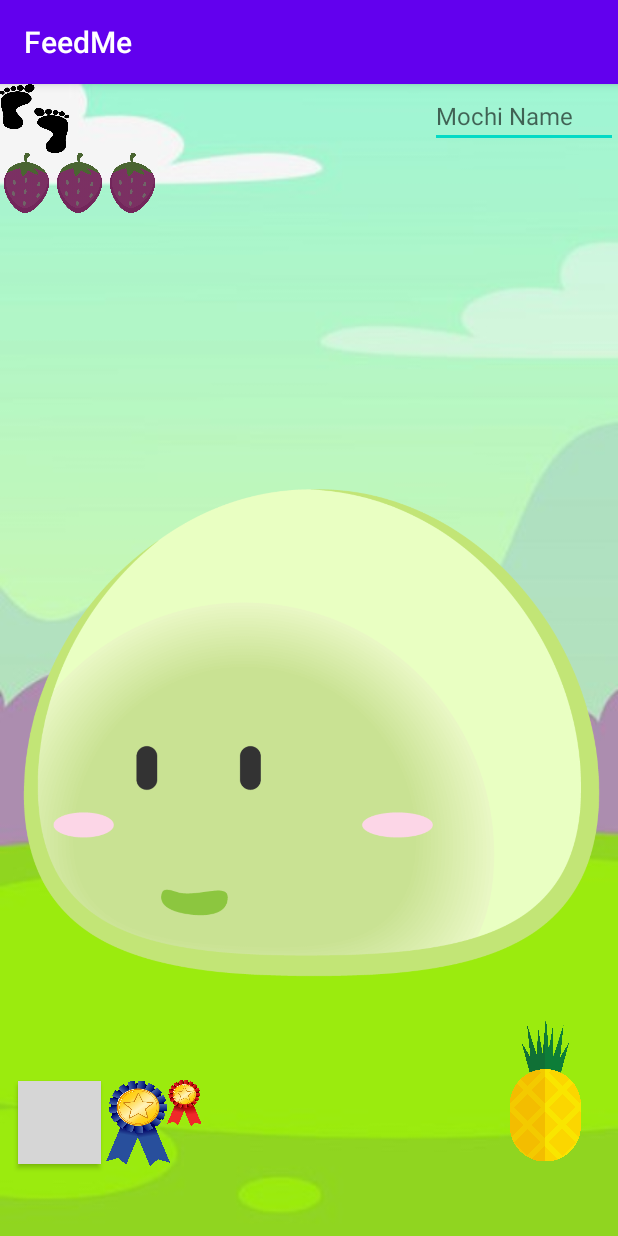
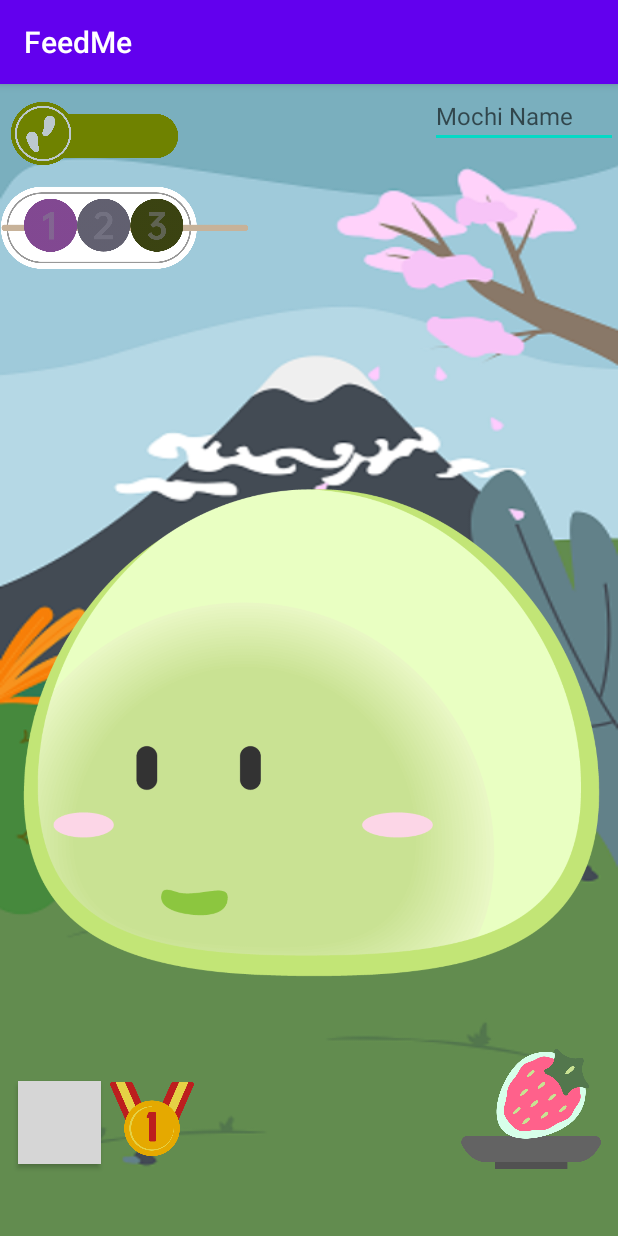
Before and after one commit to Seekerzero/FeedMe, an Android app: the screen it shows after launch (MainActivity), on a phone screen of 412 x 824 dp. Run offline under Robolectric (Android 15) with nearby library versions, the light colour scheme and no system bars; 4 statements that could not run were skipped; grey boxes are pictures that could not be loaded.

Commit message:
Added new icons and background image

```diff
--- a/app/src/main/java/com/example/feedme/MainActivity.kt
+++ b/app/src/main/java/com/example/feedme/MainActivity.kt
@@ -173,7 +173,7 @@ class MainActivity : AppCompatActivity() {
                 } else if (mealsEaten == 2) {
                     food_tracker_icon_2.clearColorFilter()
                     mochi_icon.setImageResource(R.drawable.green_mochi_happy)
-                } else if (mealsEaten == 3) {
+                } else if (mealsEaten >= 3) {
                     food_tracker_icon_3.clearColorFilter()
                     mochi_icon.setImageResource(R.drawable.green_mochi_super_happy)
                 }
--- a/app/src/main/res/layout/activity_awards.xml
+++ b/app/src/main/res/layout/activity_awards.xml
@@ -4,7 +4,7 @@
     xmlns:tools="http://schemas.android.com/tools"
     android:layout_width="match_parent"
     android:layout_height="match_parent"
-    android:background="@drawable/background_holder"
+    android:background="@drawable/background"
     tools:context=".AwardsActivity">
 
     <TextView
@@ -13,7 +13,7 @@
         android:layout_height="wrap_content"
         android:paddingRight="30dp"
         android:text="Achievements!"
-        android:textColor="@color/blue"
+        android:textColor="@color/white"
         android:textSize="50sp"
         app:layout_constraintEnd_toEndOf="parent"
         app:layout_constraintHorizontal_bias="0.5"
--- a/app/src/main/res/layout/activity_main.xml
+++ b/app/src/main/res/layout/activity_main.xml
@@ -4,59 +4,82 @@
     xmlns:tools="http://schemas.android.com/tools"
     android:layout_width="match_parent"
     android:layout_height="match_parent"
-    android:background="@drawable/background_holder"
+    android:background="@drawable/background"
     tools:context=".MainActivity">
+
+
+    <ImageView
+        android:id="@+id/food_dish"
+        android:layout_width="119dp"
+        android:layout_height="112dp"
+        android:src="@drawable/food_dish"
+        app:layout_constraintBottom_toBottomOf="parent"
+        app:layout_constraintEnd_toEndOf="parent" />
+
+    <ImageView
+        android:id="@+id/food_tracker_holder"
+        android:layout_width="166dp"
+        android:layout_height="60dp"
+        android:src="@drawable/food_tracker_background"
+        app:layout_constraintStart_toStartOf="parent"
+        app:layout_constraintTop_toBottomOf="@+id/step_tracker_icon" />
 
     <ImageView
         android:id="@+id/food_icon"
         android:layout_width="100dp"
         android:layout_height="146dp"
         android:paddingBottom="50dp"
-        android:src="@drawable/pineapple"
+        android:src="@drawable/food_icon"
         app:layout_constraintBottom_toBottomOf="parent"
         app:layout_constraintEnd_toEndOf="parent" />
+
+    <ImageView
+        android:id="@+id/food_tracker_icon2"
+        android:layout_width="35dp"
+        android:layout_height="40dp"
+        android:layout_marginTop="8dp"
+        android:src="@drawable/food_tracker_icon2"
+        app:layout_constraintStart_toEndOf="@+id/food_tracker_icon1"
+        app:layout_constraintTop_toTopOf="@+id/food_tracker_holder" />
 
     <ImageView
         android:id="@+id/food_tracker_icon3"
         android:layout_width="35dp"
         android:layout_height="40dp"
-        android:src="@drawable/strawberry"
+        android:layout_marginTop="8dp"
+        android:src="@drawable/food_tracker_icon3"
         app:layout_constraintStart_toEndOf="@+id/food_tracker_icon2"
-        app:layout_constraintTop_toBottomOf="@+id/step_tracker_icon" />
-
-    <ImageView
-        android:id="@+id/food_tracker_icon2"
-        android:layout_width="35dp"
-        android:layout_height="40dp"
-        android:src="@drawable/strawberry"
-        app:layout_constraintStart_toEndOf="@+id/food_tracker_icon1"
-        app:layout_constraintTop_toBottomOf="@+id/step_tracker_icon" />
+        app:layout_constraintTop_toTopOf="@+id/food_tracker_holder" />
 
     <ImageView
         android:id="@+id/food_tracker_icon1"
         android:layout_width="35dp"
         android:layout_height="40dp"
-        android:src="@drawable/strawberry"
+        android:layout_marginStart="16dp"
+        android:layout_marginTop="8dp"
+        android:src="@drawable/food_tracker_icon1"
         app:layout_constraintStart_toStartOf="parent"
-        app:layout_constraintTop_toBottomOf="@+id/step_tracker_icon" />
+        app:layout_constraintTop_toTopOf="@+id/food_tracker_holder" />
 
     <ImageView
         android:id="@+id/step_tracker_icon"
-        android:layout_width="46dp"
-        android:layout_height="46dp"
+        android:layout_width="126dp"
+        android:layout_height="66dp"
         android:background="@drawable/footprint"
         app:layout_constraintStart_toStartOf="parent"
         app:layout_constraintTop_toTopOf="parent" />
 
     <TextView
         android:id="@+id/step_tracker_number"
-        android:layout_width="wrap_content"
-        android:layout_height="46dp"
+        android:layout_width="76dp"
+        android:layout_height="37dp"
+        android:layout_marginTop="16dp"
+        android:paddingLeft="20dp"
         android:textAlignment="center"
-        android:paddingLeft="20dp"
         android:textSize="30sp"
-        app:layout_constraintStart_toEndOf="@id/step_tracker_icon"
-        app:layout_constraintTop_toTopOf="parent"/>
+        android:textColor="@color/white"
+        app:layout_constraintEnd_toEndOf="@+id/step_tracker_icon"
+        app:layout_constraintTop_toTopOf="parent" />
 
     <Button
         android:id="@+id/awards_icon"
@@ -93,13 +116,13 @@
         android:id="@+id/mochi_name"
         android:layout_width="wrap_content"
         android:layout_height="wrap_content"
+        android:hint="Mochi Name"
         android:paddingRight="30dp"
         android:textColor="@color/blue"
         android:textSize="16sp"
         app:layout_constraintEnd_toEndOf="parent"
         app:layout_constraintTop_toTopOf="parent"
-        tools:text="Mochi Name"
-        android:hint="Mochi Name" />
+        tools:text="Mochi Name" />
 
     <TextView
         android:id="@+id/mochi_age"
```
Also changed, not shown: app/src/main/res/layout/activity_instructions.xml (+16 -11 lines), app/src/main/res/drawable/awards.png, app/src/main/res/drawable/background.png (added), app/src/main/res/drawable/background_holder.jpg (deleted), app/src/main/res/drawable/background_holder.png (added), app/src/main/res/drawable/background_smaller.png (added), app/src/main/res/drawable/food_dish.png (added), app/src/main/res/drawable/food_icon.png (added), app/src/main/res/drawable/food_tracker_background.png (added), app/src/main/res/drawable/food_tracker_icon1.png (added), app/src/main/res/drawable/food_tracker_icon2.png (added), app/src/main/res/drawable/food_tracker_icon3.png (added), app/src/main/res/drawable/footprint.png, app/src/main/res/drawable/instructions_icon.png (added).
